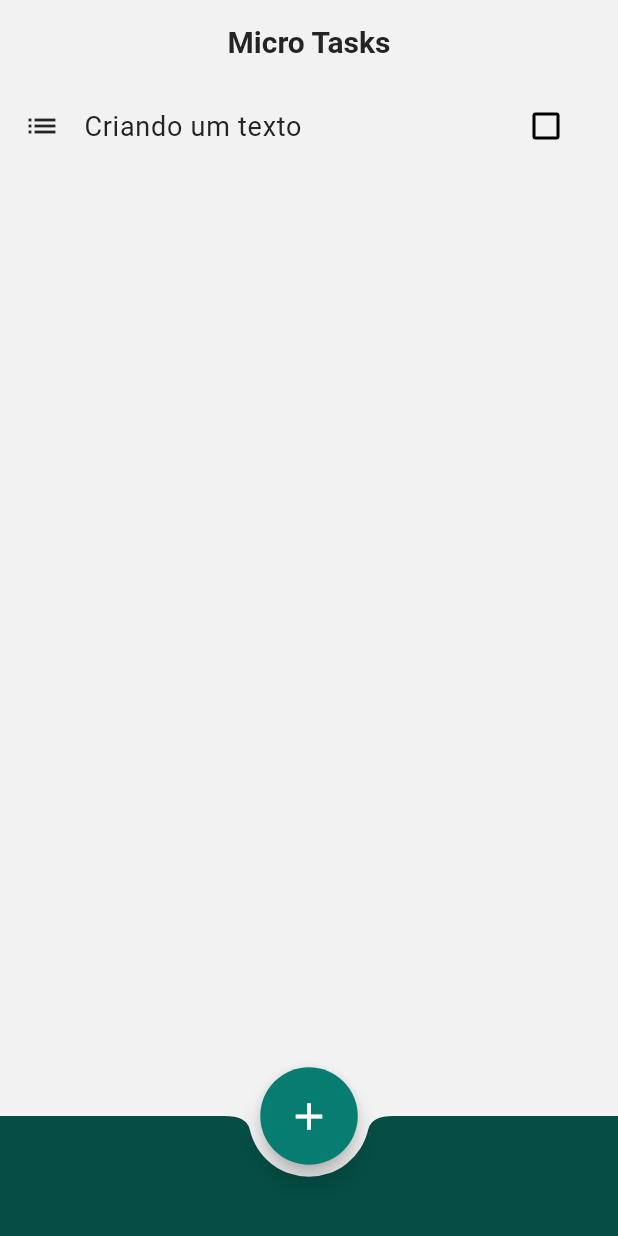
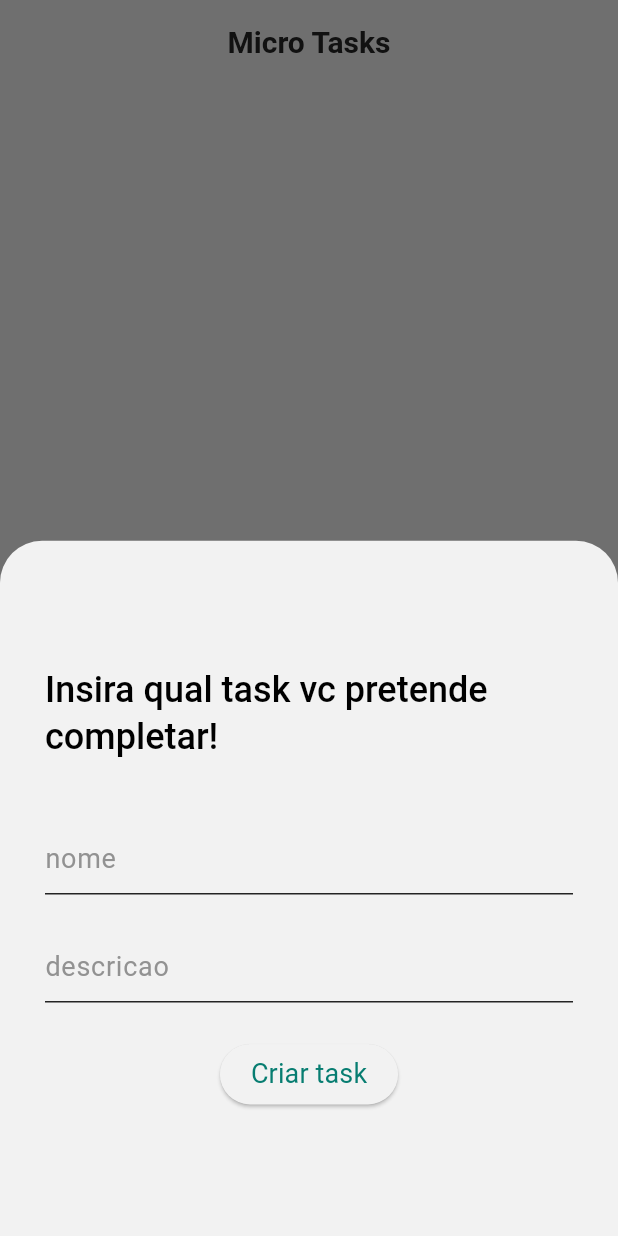
Before and after one commit to VitorMours/MicroTask, a Flutter app: the HomePage screen opened by its route, after a tap on the "add" icon, on a phone screen of 412 x 824 dp. Run offline on Flutter 3.47's test engine with Material 3 defaults, Android fonts, the phone set to English and light mode, and no system bars; our stand-ins replace drift, gap, google_fonts, nested, supabase_flutter; accounts and stored records are empty.

```diff
--- /dev/null
+++ b/lib/data/models/task.dart
@@ -0,0 +1,5 @@
+class TaskModel{
+
+
+
+}
--- a/lib/data/models/user.dart
+++ b/lib/data/models/user.dart
@@ -3,7 +3,6 @@ class UserModel {
   // String _name;
   String _email;
   String _password;
-  // "Name",
   List<String> fields = ["Email","Password"];
 
   // Constructor
--- a/lib/data/repositories/task_repository.dart
+++ /dev/null
@@ -1,8 +0,0 @@
-
-
-class TaskRepository{
-
-
-
-
-}
--- a/lib/ui/core/theme/theme.dart
+++ b/lib/ui/core/theme/theme.dart
@@ -39,8 +39,8 @@ final class AppColors {
 abstract final class AppTheme {
   static final _textTheme = TextTheme(
     headlineLarge: TextStyle(fontSize: 32, color: Colors.black, fontWeight: FontWeight.w500),
+    headlineMedium: TextStyle(fontSize: 24, color: Colors.black, fontWeight: FontWeight.w500),
     headlineSmall: TextStyle(fontSize: 18, color: Colors.black, fontWeight: FontWeight.w400),
-    titleMedium: TextStyle(fontSize: 18, color: Colors.black, fontWeight: FontWeight.w500),
     bodyLarge: TextStyle(fontSize: 18, color: Colors.black, fontWeight: FontWeight.w400),
     bodyMedium: TextStyle(fontSize: 16, color: Colors.black, fontWeight: FontWeight.w400),
     bodySmall: TextStyle(
--- a/lib/ui/features/ login/viewmodel/login_viewmodel.dart
+++ b/lib/ui/features/ login/viewmodel/login_viewmodel.dart
@@ -13,6 +13,8 @@ class LoginViewModel extends ChangeNotifier {
   LoginViewModel(userModel);
 
 
+  get formKey => _formKey;
+
   void updateEmailController(String text) {
     emailController.text = text;
     notifyListeners();
@@ -22,9 +24,6 @@ class LoginViewModel extends ChangeNotifier {
     passwordController.text = text;
     notifyListeners();
   }
-
-  get formKey => _formKey;
-
 
   Future<bool> authenticate() async {
     if (_formKey.currentState!.validate()) {
--- a/lib/ui/features/home/viewmodel/home_viewmodel.dart
+++ b/lib/ui/features/home/viewmodel/home_viewmodel.dart
@@ -1,40 +1,75 @@
+
 import "package:flutter/material.dart";
+import "package:supabase_flutter/supabase_flutter.dart";
 import "../../../../data/repositories/task_repository.dart";
 import "../../../../data/repositories/user_repository.dart";
 import "../../../../models/task_model.dart";
 
 class HomeViewModel extends ChangeNotifier {
-
+  final ValueNotifier<bool> _showBottomSheetNotifier = ValueNotifier<bool>(
+    false,
+  );
   TextEditingController taskNameController = TextEditingController();
   TextEditingController taskDescriptionController = TextEditingController();
-  final int _taskQuantity = 1;
+  int _taskQuantity = 0;
+  List _taskList = [];
 
-  HomeViewModel({
-    required UserRepository userRepository,
-    required TaskRepository taskRepository,
-  }) : _userRepository = userRepository,
-       _taskRepository = taskRepository;
+  HomeViewModel({required UserRepository userRepository})
+    : _userRepository = userRepository;
 
   final UserRepository _userRepository;
-  final TaskRepository _taskRepository;
 
+  ValueNotifier<bool> get showBottomSheetNotifier => _showBottomSheetNotifier;
 
-  // TaskModel task
-   addTask(){
+  int get taskQuantity => _taskQuantity;
+  List get taskList => _taskList;
 
+  set taskQuantity(int quantity) {
+    _taskQuantity = quantity;
+    notifyListeners();
+  }
+  set taskList(List list) {
+    _taskList = list;
     notifyListeners();
   }
 
-  get taskQuantity => _taskQuantity;
+  void updateTaskNameController(String text) {
+    taskNameController.text = text;
+    notifyListeners();
+  }
+
+  void updateTaskDescriptionController(String text) {
+    taskDescriptionController.text = text;
+    notifyListeners();
+  }
+
+  void getTasks() {
+    final future = Supabase.instance.client.from("tasks").select();
+  }
+
+
+  // TODO: Dentro dessa fun;'ao que devno aidicionar a nova task, e colocar ela dentro da lsita
+
+  Future<void> createTask() async {
+    taskQuantity += 1;
+    var table = Supabase.instance.client.from("tasks");
+
+    await table.insert({
+      "name": taskNameController.text,
+      "description": taskDescriptionController.text,
+      "conclusion": false,
+    });
 
 
 
+    taskNameController.clear();
+    taskDescriptionController.clear();
+    notifyListeners();
+  }
 
-  // TODO: Criar as funcoes que vao ser injetadas por meio do viewmodel
-  void updateTaskNameController(){}
-  void updateTaskDescriptionController(){}
-  void submitTask(){}
-
-
-
+  @override
+  void dispose() {
+    _showBottomSheetNotifier.dispose();
+    super.dispose();
+  }
 }
--- a/lib/ui/features/home/widgets/home_screen.dart
+++ b/lib/ui/features/home/widgets/home_screen.dart
@@ -1,12 +1,86 @@
 import "package:flutter/gestures.dart";
 import "package:flutter/material.dart";
 import "package:provider/provider.dart";
+import "package:supabase_flutter/supabase_flutter.dart";
 import "../../../core/ui/bottom_navigation.dart";
 import "../viewmodel/home_viewmodel.dart";
-import "";
+import "package:gap/gap.dart";
 
-class HomePage extends StatelessWidget {
+class HomePage extends StatefulWidget {
   const HomePage({super.key});
+
+  @override
+  State createState() => _HomePageState();
+}
+
+class _HomePageState extends State<HomePage> {
+  int? tableQuantity;
+  var table;
+  @override
+  void initState(){
+    super.initState();
+    getDatabase();
+  }
+
+  getDatabase() async {
+    tableQuantity = await Supabase.instance.client.from("tasks").count();
+    table = await Supabase.instance.client.from("tasks").select();
+    final viewModelState = Provider.of<HomeViewModel>(context,listen: false);
+    viewModelState.taskList = table;
+    print(tableQuantity);
+    print("oi");
+
+  }
+
+
+
+  Future showBottomSheet(BuildContext dialogContext) {
+    final viewModelState = Provider.of<HomeViewModel>(context,listen: false);
+    print(viewModelState.taskList);
+    return showModalBottomSheet(
+      context: dialogContext,
+      builder: (BuildContext innerContext) {
+        return Consumer<HomeViewModel>(
+          builder: (context, viewModel, child) {
+            return Container(
+              width: double.infinity,
+              height: MediaQuery.of(context).size.height,
+              child: Padding(
+                padding: const EdgeInsets.symmetric(horizontal: 30),
+                child: Column(
+                  mainAxisAlignment: MainAxisAlignment.center,
+                  children: <Widget>[
+                    Padding(
+                      padding: const EdgeInsets.fromLTRB(0, 0, 0, 30),
+                      child: Text(
+                        "Insira qual task vc pretende completar!",
+                        style: Theme.of(context).textTheme.headlineMedium,
+                      ),
+                    ),
+                    Gap(12),
+                    TextFormField(
+                      decoration: InputDecoration(hintText: "nome"),
+                      controller: viewModel.taskNameController,
+                    ),
+                    Gap(24),
+                    TextFormField(
+                      decoration: InputDecoration(hintText: "descricao"),
+                      controller: viewModel.taskDescriptionController,
+                    ),
+                    Gap(24),
+                    ElevatedButton(
+                      child: Text("Criar task"),
+                      onPressed: () => viewModel.createTask(),
+                    ),
+                  ],
+                ),
+              ),
+            );
+          },
+        );
+      },
+    );
+  }
 
   @override
   Widget build(BuildContext context) {
@@ -15,23 +89,26 @@ class HomePage extends StatelessWidget {
       appBar: AppBar(title: Text("Micro Tasks"), centerTitle: true),
       body: Consumer<HomeViewModel>(
         builder: (context, viewModel, child) {
-          return ListView.builder(
+          return ListView.separated(
             itemCount: viewModel.taskQuantity,
+            separatorBuilder: (_, _) => Divider(),
             itemBuilder: (BuildContext context, int index) {
               return ListTile(
                 leading: Icon(Icons.list),
-                title: Text("Criando um texto"),
+                title: Text(viewModel.taskList[index].name),
                 trailing: Wrap(
                   children: [
                     Checkbox(
-                        side: BorderSide(color: Colors.black, width: 2),
-                        value: false, onChanged: (bool) {})
+                      side: BorderSide(color: Colors.black, width: 2),
+                      value: viewModel.taskList[index].conclusion,
+                      onChanged: (bool? value) {
+                        setState((){
+                          viewModel.taskList[index].conclusion != value;
+                        });
+                      },
+                    ),
                   ],
                 ),
-              );
-              return ListTile(
-                leading: Icon(Icons.list),
-                title: Text("Criando um texto"),
               );
             },
           );
@@ -45,7 +122,7 @@ class HomePage extends StatelessWidget {
           tooltip: "Adicionar Task",
           shape: CircleBorder(),
           onPressed: () {
-            context.read<HomeViewModel>().addTask();
+            showBottomSheet(context);
           },
           child: Icon(size: 30, color: Colors.white, Icons.add),
         ),
--- a/pubspec.yaml
+++ b/pubspec.yaml
@@ -37,8 +37,8 @@ dependencies:
   gap: ^3.0.1
   google_fonts: ^6.2.1
   drift: ^2.26.1
-  shared_preferences: ^2.5.3
   provider: ^6.1.5
+  supabase_flutter: ^2.0.0
 
 dev_dependencies:
   flutter_test:
```
Also changed, not shown: lib/main.dart (+6 -2 lines), pubspec.lock, 6 other files.
